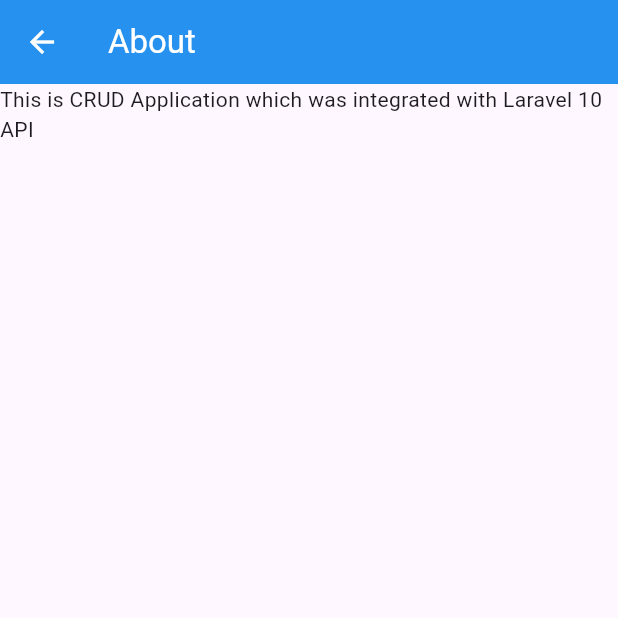
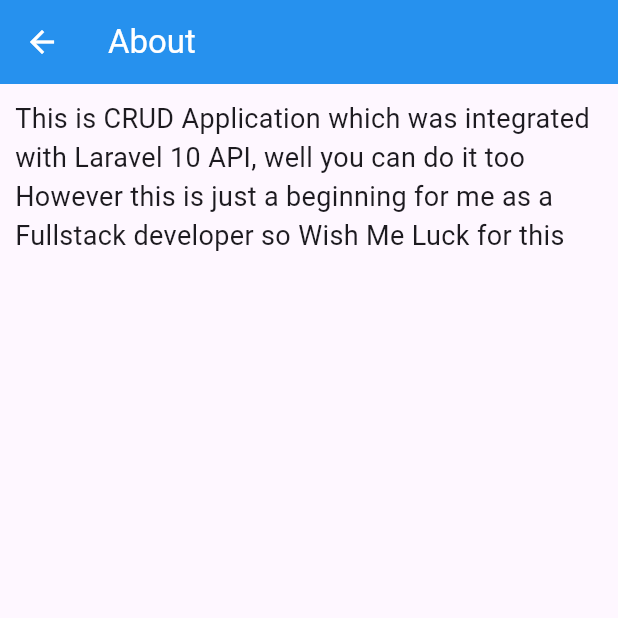
Before and after one commit to RMPlaysMCYT/snackslibrary_app, a Flutter app: the AboutScreen screen opened directly, on a phone screen of 412 x 824 dp, the top half of it. Run offline on Flutter 3.47's test engine with Material 3 defaults, Android fonts, the phone set to English and light mode, and no system bars; network calls fail.

Commit message:
improving the texts on about

```diff
--- a/lib/screens/about_screen.dart
+++ b/lib/screens/about_screen.dart
@@ -11,8 +11,22 @@
       appBar: AppBar(title: Text('About')),
       body: Column(
         children: [
-          Text(
-            'This is CRUD Application which was integrated with Laravel 10 API',
+          Container(
+            margin: EdgeInsets.all(10),
+            child: Column(
+              crossAxisAlignment: CrossAxisAlignment.start,
+              children: [
+                Text(
+                  'This is CRUD Application which was integrated with Laravel 10 API, well you can do it too',
+                  style: TextStyle(fontSize: 18),
+                ),
+                SizedBox(height: 0), // space between texts
+                Text(
+                  'However this is just a beginning for me as a Fullstack developer so Wish Me Luck for this',
+                  style: TextStyle(fontSize: 18),
+                ),
+              ],
+            ),
           ),
         ],
       ),
```
